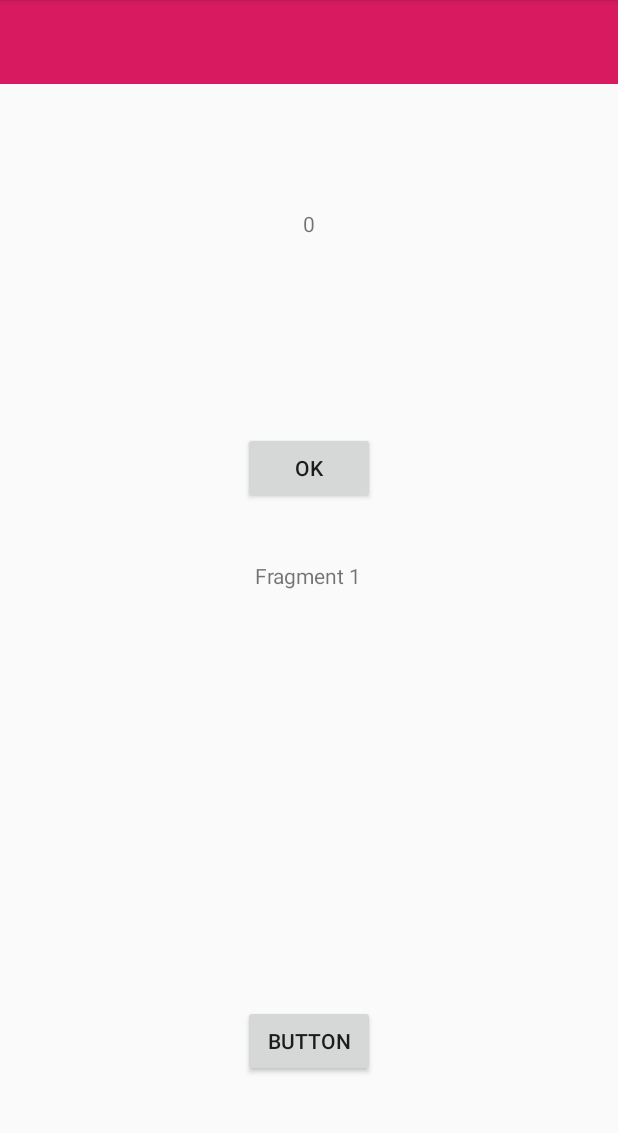
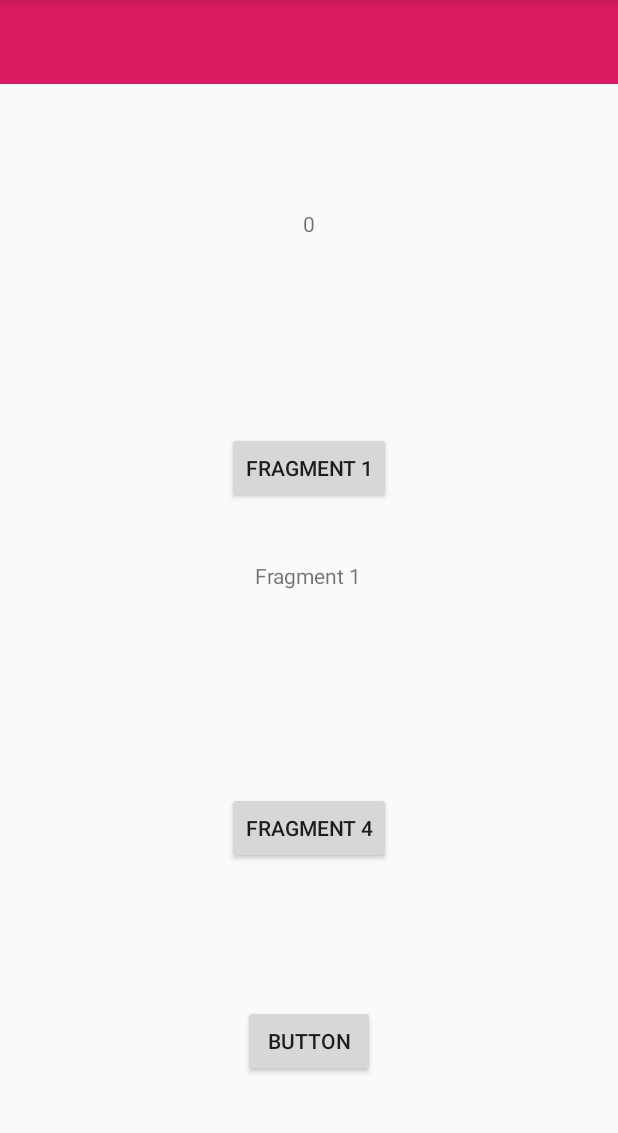
Before and after one commit to Arvindo9/Navigation, an Android app: the fragment Fragment3 placed in its activity, on a phone screen of 412 x 824 dp, the part 84-1217 px from its top. Run offline under Robolectric (Android 15) with nearby library versions, the phone set to English and light mode, and no system bars; 1 statement that could not run was skipped.

Commit message:
Safe args data passing

```diff
--- a/app/build.gradle
+++ b/app/build.gradle
@@ -1,4 +1,5 @@
 apply plugin: 'com.android.application'
+apply plugin: "androidx.navigation.safeargs"
 
 android {
     compileSdkVersion 29
--- a/app/src/main/java/com/example/navigation/fragments/Fragment3.java
+++ b/app/src/main/java/com/example/navigation/fragments/Fragment3.java
@@ -55,5 +55,16 @@ public class Fragment3 extends Fragment {
                 Navigation.findNavController(view).navigate(R.id.action_fragment3_to_fragment1);
             }
         });
+
+        view.findViewById(R.id.fragment4btn).setOnClickListener(new View.OnClickListener() {
+            @Override
+            public void onClick(View v) {
+
+                Fragment3Directions.ActionFragment3ToFragment4 action =
+                        Fragment3Directions.actionFragment3ToFragment4(model, "Boka");
+
+                Navigation.findNavController(view).navigate(action);
+            }
+        });
     }
 }
--- a/app/src/main/res/layout/fragment_fragment3.xml
+++ b/app/src/main/res/layout/fragment_fragment3.xml
@@ -40,7 +40,7 @@
         android:id="@+id/ok"
         android:layout_width="wrap_content"
         android:layout_height="wrap_content"
-        android:text="ok"
+        android:text="fragment 1"
         app:layout_constraintBottom_toBottomOf="parent"
         app:layout_constraintEnd_toEndOf="parent"
         app:layout_constraintStart_toStartOf="parent"
@@ -48,4 +48,15 @@
         app:layout_constraintVertical_bias=".4" />
 
 
+    <Button
+        android:id="@+id/fragment4btn"
+        android:layout_width="wrap_content"
+        android:layout_height="wrap_content"
+        android:text="fragment 4"
+        app:layout_constraintBottom_toBottomOf="parent"
+        app:layout_constraintEnd_toEndOf="parent"
+        app:layout_constraintStart_toStartOf="parent"
+        app:layout_constraintTop_toBottomOf="@+id/ok" />
+
+
 </androidx.constraintlayout.widget.ConstraintLayout>
--- a/app/src/main/res/navigation/nav_graph.xml
+++ b/app/src/main/res/navigation/nav_graph.xml
@@ -40,6 +40,7 @@
 
 
     <!--Fragment 3 to 1, clearing all back stack-->
+    <!--Fragment 3 to 4, passing data using Safe Args-->
     <fragment
         android:id="@+id/fragment3"
         android:name="com.example.navigation.fragments.Fragment3"
@@ -72,5 +73,30 @@
             app:argType="com.example.navigation.model.Model"
             />
 
+        <action
+            android:id="@+id/action_fragment3_to_fragment4"
+            app:destination="@id/fragment4"
+            app:popEnterAnim="@anim/slide_in_left"
+            app:popExitAnim="@anim/slide_out_right"
+            app:enterAnim="@anim/slide_in_right"
+            app:exitAnim="@anim/slide_out_left"/>
+    </fragment>
+
+    <!--Fragment 4, receive data-->
+    <fragment
+        android:id="@+id/fragment4"
+        android:name="com.example.navigation.fragments.Fragment4"
+        android:label="fragment_fragment4"
+        tools:layout="@layout/fragment_fragment4" >
+
+        <argument
+            android:name="modelData"
+            app:argType="com.example.navigation.model.Model"
+            />
+
+        <argument
+            android:name="StringData"
+            app:argType="string"
+            />
     </fragment>
 </navigation>
--- a/build.gradle
+++ b/build.gradle
@@ -8,6 +8,7 @@ buildscript {
     }
     dependencies {
         classpath 'com.android.tools.build:gradle:3.5.1'
+        classpath 'androidx.navigation:navigation-safe-args-gradle-plugin:2.1.0'
 
         // NOTE: Do not place your application dependencies here; they belong
         // in the individual module build.gradle files
```
Also changed, not shown: app/src/main/java/com/example/navigation/fragments/Fragment4.java (added, +40 -0 lines), app/src/main/res/layout/fragment_fragment4.xml (added, +33 -0 lines).
